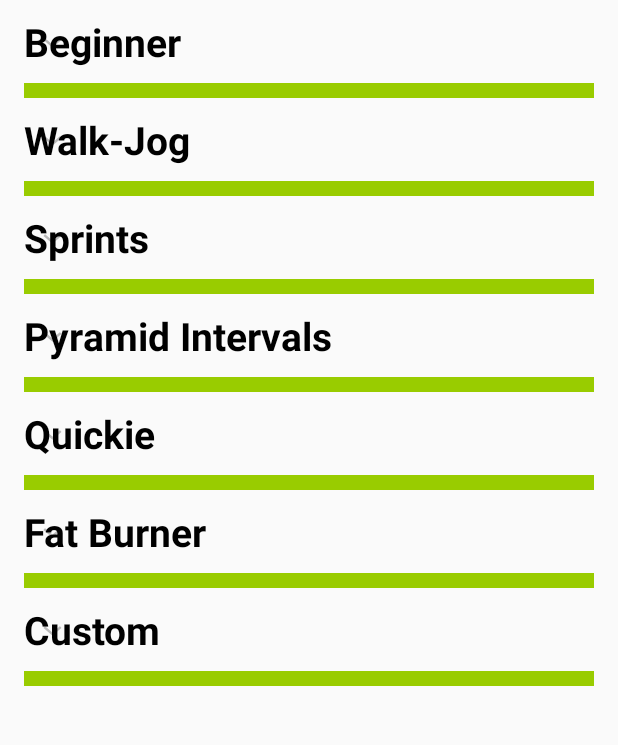
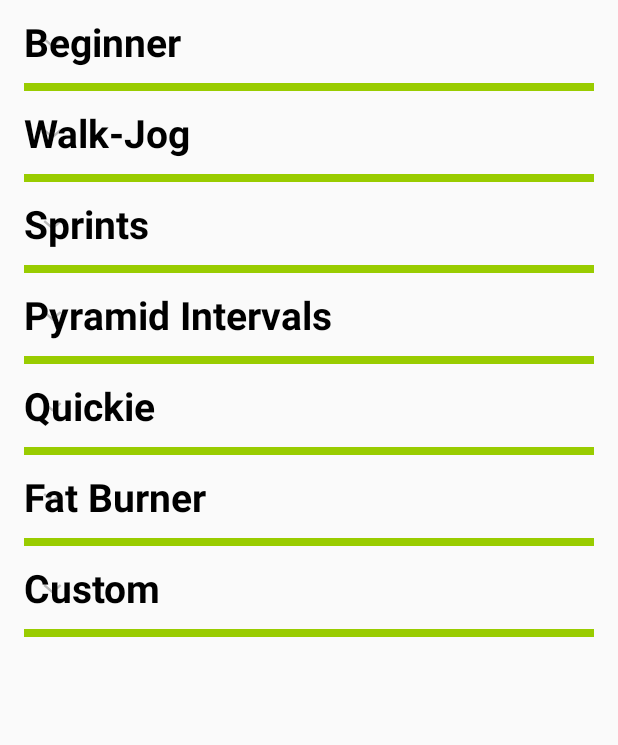
Before and after one commit to roudyirany/RNNR, an Android app: the MainMenu screen opened directly, with no data from a screen before it, on a phone screen of 412 x 824 dp, the part 145-890 px from its top. Run offline under Robolectric (Android 15) with nearby library versions, the phone set to English and light mode, and no system bars.

Commit message:
fixing app behavior

```diff
--- a/app/src/main/java/com/mr2/rnnr/ExpandableListAdapter.java
+++ b/app/src/main/java/com/mr2/rnnr/ExpandableListAdapter.java
@@ -9,6 +9,7 @@ import android.view.LayoutInflater;
 import android.view.View;
 import android.view.ViewGroup;
 import android.widget.BaseExpandableListAdapter;
+import android.widget.Button;
 import android.widget.TextView;
 
 public class ExpandableListAdapter extends BaseExpandableListAdapter {
@@ -48,7 +49,7 @@ public class ExpandableListAdapter extends BaseExpandableListAdapter {
             convertView = infalInflater.inflate(R.layout.child_layout, null);
         }
 
-        TextView txtListChild = (TextView) convertView
+        Button txtListChild = (Button) convertView
                 .findViewById(R.id.childTextView);
 
         txtListChild.setText(childText);
--- a/app/src/main/java/com/mr2/rnnr/Initialization.java
+++ b/app/src/main/java/com/mr2/rnnr/Initialization.java
@@ -259,6 +259,7 @@ public class Initialization extends AppCompatActivity {
                 }
                 else{
                     if(size == 0 || (processed/size)==1) {
+                        Progress.setProgress(100);
                         Intent intent = new Intent(Initialization.this, MainMenu.class);
                         startActivity(intent);
                         finish();
--- a/app/src/main/res/layout/child_layout.xml
+++ b/app/src/main/res/layout/child_layout.xml
@@ -3,7 +3,7 @@
     android:orientation="vertical" android:layout_width="match_parent"
     android:layout_height="match_parent">
 
-    <TextView
+    <Button
         android:layout_width="match_parent"
         android:layout_height="wrap_content"
         android:id="@+id/childTextView"
--- a/app/src/main/res/layout/main_menu.xml
+++ b/app/src/main/res/layout/main_menu.xml
@@ -29,7 +29,7 @@
         android:layout_height="match_parent"
         android:id="@+id/expandableList"
         android:divider="@android:color/holo_green_light"
-        android:dividerHeight="10dp"
+        android:dividerHeight="5dp"
         android:indicatorLeft="?android:attr/expandableListPreferredChildIndicatorLeft"
         >
     </ExpandableListView>
```
